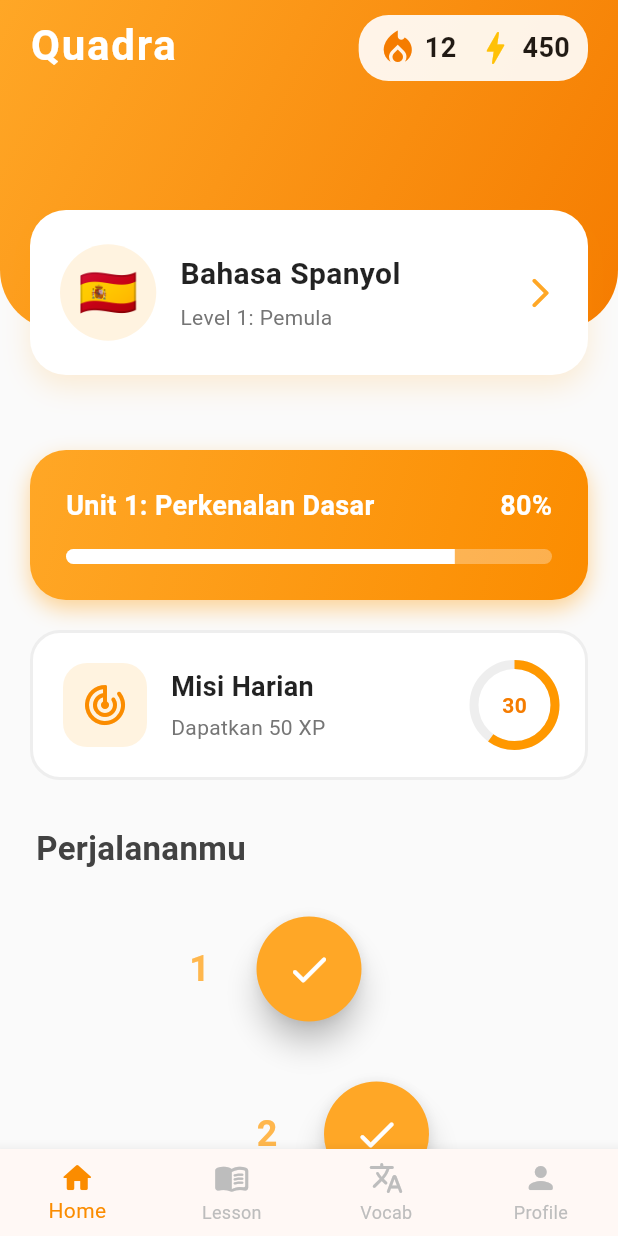
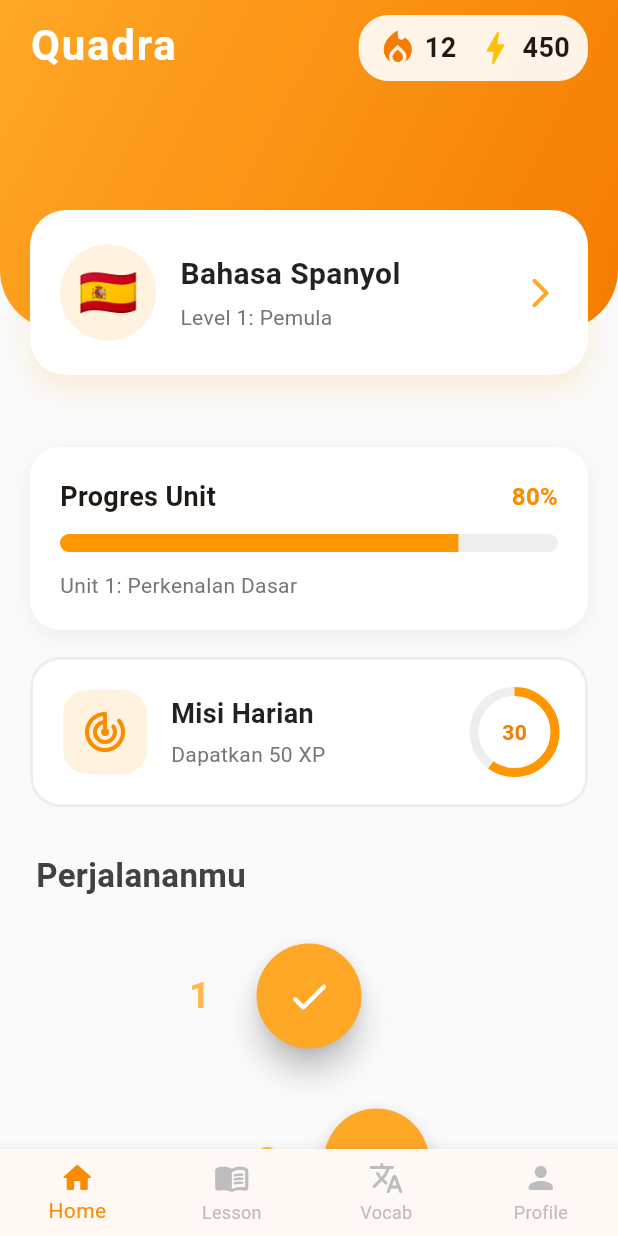
Before and after one commit to Ransley77/UTS-MobileProgramming, a Flutter app: the screen it shows after launch, on a phone screen of 412 x 824 dp. Run offline on Flutter 3.47's test engine with Material 3 defaults, Android fonts, the phone set to English and light mode, and no system bars.

Commit message:
menambahkan animasi pada progress bar

```diff
--- a/lib/widgets/progress_card.dart
+++ b/lib/widgets/progress_card.dart
@@ -6,21 +6,18 @@ class ProgressCard extends StatelessWidget {
 
   @override
   Widget build(BuildContext context) {
-    return Container(
-      margin: const EdgeInsets.symmetric(horizontal: 20, vertical: 10),
-      padding: const EdgeInsets.all(24),
+    return Padding(
+      padding: const EdgeInsets.symmetric(horizontal: 20, vertical: 8),
+      child: Container(
+        padding: const EdgeInsets.all(20),
         decoration: BoxDecoration(
-        gradient: LinearGradient(
-          colors: [Colors.orange.shade400, Colors.orange.shade600],
-          begin: Alignment.topLeft,
-          end: Alignment.bottomRight,
-        ),
-        borderRadius: BorderRadius.circular(24),
+          color: Colors.white,
+          borderRadius: BorderRadius.circular(20),
           boxShadow: [
             BoxShadow(
-            color: Colors.orange.withOpacity(0.4),
-            blurRadius: 12,
-            offset: const Offset(0, 6),
+              color: Colors.grey.shade200,
+              blurRadius: 10,
+              offset: const Offset(0, 4),
             ),
           ],
         ),
@@ -30,36 +27,51 @@ class ProgressCard extends StatelessWidget {
             Row(
               mainAxisAlignment: MainAxisAlignment.spaceBetween,
               children: [
-              Text(
-                dummyUser.currentUnit,
-                style: const TextStyle(
+                const Text(
+                  'Progres Unit',
+                  style: TextStyle(
+                    fontSize: 18,
                     fontWeight: FontWeight.bold,
-                  fontSize: 18,
-                  color: Colors.white,
                   ),
                 ),
                 Text(
                   '${(dummyUser.progress * 100).toInt()}%',
-                style: const TextStyle(
+                  style: TextStyle(
+                    fontSize: 16,
                     fontWeight: FontWeight.bold,
-                  fontSize: 18,
-                  color: Colors.white,
+                    color: Colors.orange.shade600,
                   ),
                 ),
               ],
             ),
-          const SizedBox(height: 16),
-          ClipRRect(
+            const SizedBox(height: 12),
+            TweenAnimationBuilder<double>(
+              tween: Tween<double>(begin: 0.0, end: dummyUser.progress),
+              duration: const Duration(milliseconds: 1500),
+              curve: Curves.easeOutCubic,
+              builder: (context, value, child) {
+                return ClipRRect(
                   borderRadius: BorderRadius.circular(10),
                   child: LinearProgressIndicator(
-              value: dummyUser.progress,
-              minHeight: 10,
-              backgroundColor: Colors.white.withOpacity(0.3),
-              valueColor: const AlwaysStoppedAnimation<Color>(Colors.white),
+                    value: value,
+                    minHeight: 12,
+                    backgroundColor: Colors.grey.shade200,
+                    valueColor: AlwaysStoppedAnimation<Color>(Colors.orange.shade500),
+                  ),
+                );
+              },
+            ),
+            const SizedBox(height: 12),
+            Text(
+              dummyUser.currentUnit,
+              style: TextStyle(
+                color: Colors.grey.shade600,
+                fontSize: 14,
               ),
             ),
           ],
         ),
+      ),
     );
   }
 }
```
Lines whose indentation alone changed are shown as unchanged.
